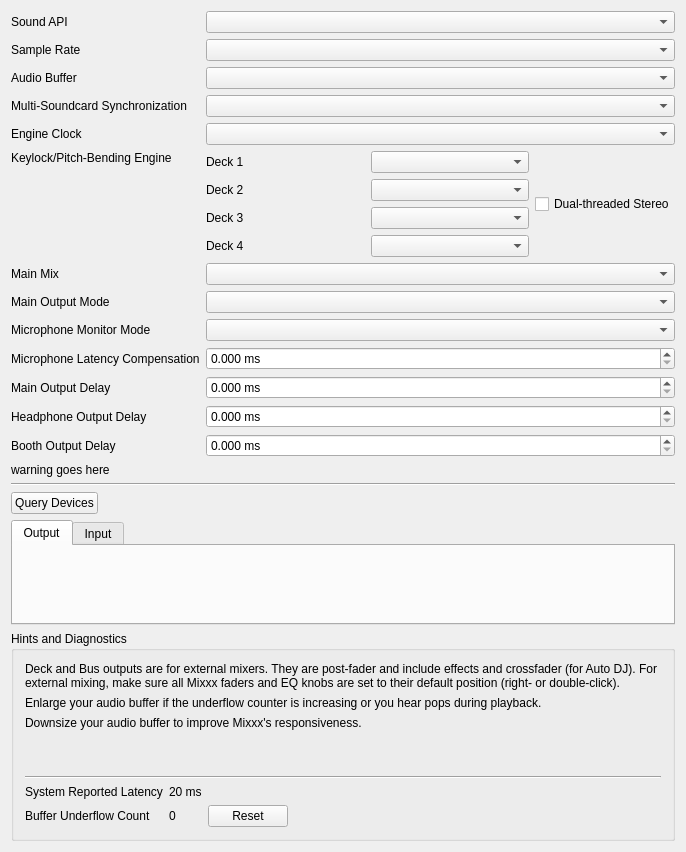
Before: the Qt Designer form src/preferences/dialog/dlgprefsounddlg.ui in 0cwa/mixxx, drawn with Qt 5.
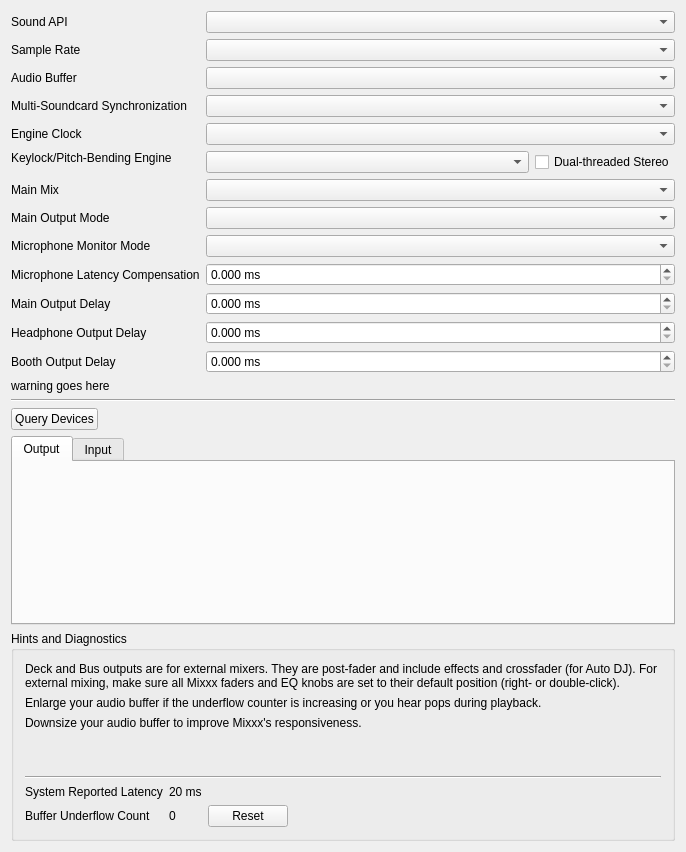
After: the same form once the commit is applied.

Commit message: Remove per-deck keylock engine selectors

Diff of the .ui file:
```diff
--- a/src/preferences/dialog/dlgprefsounddlg.ui
+++ b/src/preferences/dialog/dlgprefsounddlg.ui
@@ -102,76 +102,7 @@
      <item row="5" column="1">
       <layout class="QHBoxLayout" name="horizontalLayout">
        <item>
-       <layout class="QVBoxLayout" name="keylockEngineLayout">
-         <item>
-          <layout class="QHBoxLayout" name="keylockEngineDeck1Layout">
-           <item>
-            <widget class="QLabel" name="keylockDeck1Label">
-             <property name="text">
-              <string>Deck 1</string>
-             </property>
-             <property name="buddy">
-              <cstring>keylockComboBox1</cstring>
-             </property>
-            </widget>
-           </item>
-           <item>
-            <widget class="QComboBox" name="keylockComboBox1"/>
-           </item>
-          </layout>
-         </item>
-         <item>
-          <layout class="QHBoxLayout" name="keylockEngineDeck2Layout">
-           <item>
-            <widget class="QLabel" name="keylockDeck2Label">
-             <property name="text">
-              <string>Deck 2</string>
-             </property>
-             <property name="buddy">
-              <cstring>keylockComboBox2</cstring>
-             </property>
-            </widget>
-           </item>
-           <item>
-            <widget class="QComboBox" name="keylockComboBox2"/>
-           </item>
-          </layout>
-         </item>
-         <item>
-          <layout class="QHBoxLayout" name="keylockEngineDeck3Layout">
-           <item>
-            <widget class="QLabel" name="keylockDeck3Label">
-             <property name="text">
-              <string>Deck 3</string>
-             </property>
-             <property name="buddy">
-              <cstring>keylockComboBox3</cstring>
-             </property>
-            </widget>
-           </item>
-           <item>
-            <widget class="QComboBox" name="keylockComboBox3"/>
-           </item>
-          </layout>
-         </item>
-         <item>
-          <layout class="QHBoxLayout" name="keylockEngineDeck4Layout">
-           <item>
-            <widget class="QLabel" name="keylockDeck4Label">
-             <property name="text">
-              <string>Deck 4</string>
-             </property>
-             <property name="buddy">
-              <cstring>keylockComboBox4</cstring>
-             </property>
-            </widget>
-           </item>
-           <item>
-            <widget class="QComboBox" name="keylockComboBox4"/>
-           </item>
-          </layout>
-         </item>
-        </layout>
+        <widget class="QComboBox" name="keylockComboBox"/>
        </item>
        <item>
         <widget class="QCheckBox" name="keylockDualthreadedCheckBox">
```
Left out of the diff: 7 changed lines with no effect on the pictures. The commit also changes 11 other files.
